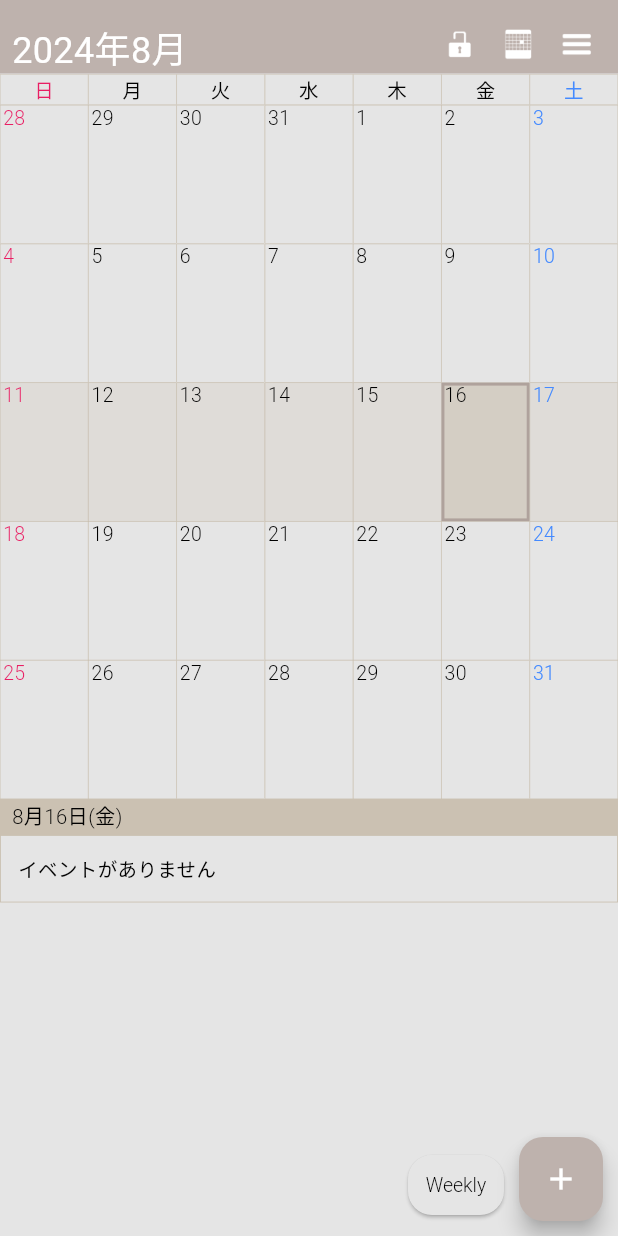
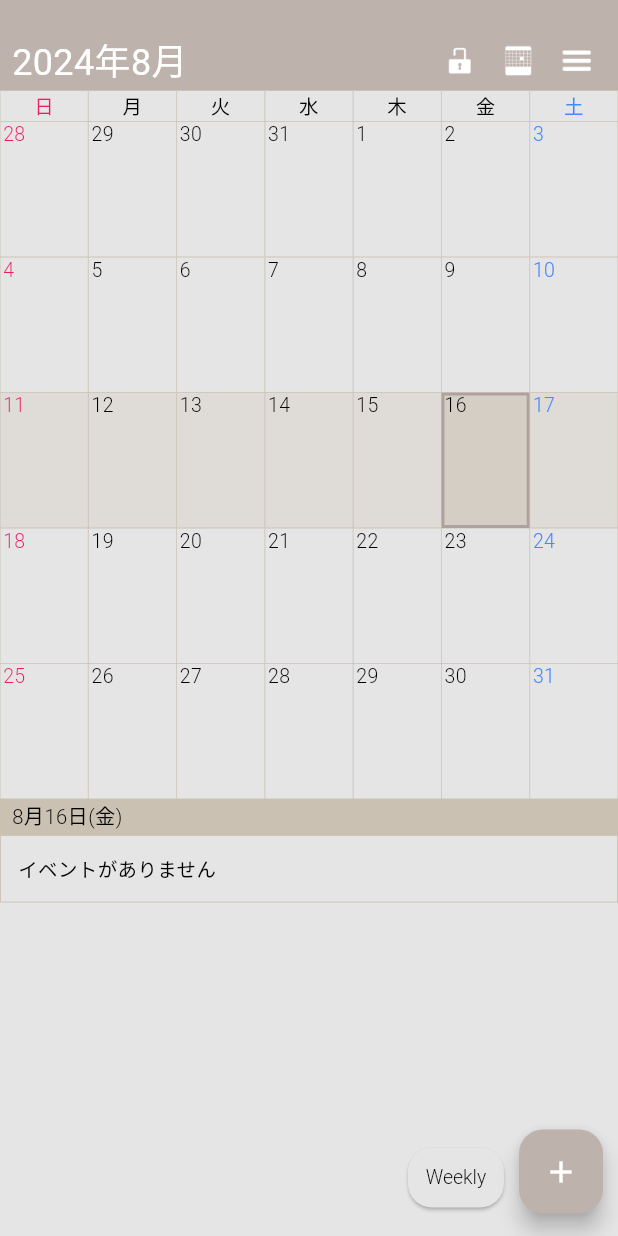
Before and after one commit to wakizaka24/scal, a Flutter app: the screen it shows after launch, on a phone screen of 412 x 824 dp. Run offline on Flutter 3.47's test engine with Material 3 defaults, Android fonts, the phone set to English and light mode, and no system bars; our stand-ins replace flutter_hooks, flutter_native_timezone, hooks_riverpod, package_info_plus, universal_io; missing offline and left inert: device_calendar; statements that could not run were skipped.

```diff
--- a/lib/f001_home_page.dart
+++ b/lib/f001_home_page.dart
@@ -20,6 +20,8 @@ final GlobalKey<ScaffoldState> homePageScaffoldKey
 
 // アプリバーの高さ
 const double appBarHeight = 39;
+
+var uIColorColor = Colors.black.withAlpha(100);
 
 class HomePage extends HookConsumerWidget {
   const HomePage({super.key});
@@ -48,14 +50,14 @@ class HomePage extends HookConsumerWidget {
     // if (Platform.isIOS) {
     unsafeAreaTopHeight += -17;
     // }
-    if (unsafeAreaTopHeight < 10) {
-      unsafeAreaTopHeight = 10;
+    if (unsafeAreaTopHeight < 21) {
+      unsafeAreaTopHeight = 21;
     }
     // アンセーフエリア下の高さ
     // キーボード表示時セーフエリアが小さくなるので最大の値を使用する。
     double bottomHeight = MediaQuery.of(context).padding.bottom;
-    if (bottomHeight < 10) {
-      bottomHeight = 10;
+    if (bottomHeight < 15) {
+      bottomHeight = 15;
     }
     if (bottomHeight > maximumUnsafeAreaBottomHeight.value) {
       maximumUnsafeAreaBottomHeight.value = bottomHeight;
@@ -115,15 +117,14 @@ class HomePage extends HookConsumerWidget {
     }, [appLifecycleState]);
 
     var appTitle = Column(children: [
-      SizedBox(width: deviceWidth, height: unsafeAreaTopHeight
-      ),
+      SizedBox(width: deviceWidth, height: unsafeAreaTopHeight),
       SizedBox(width: deviceWidth, height: appBarHeight,
         child: Consumer(
             builder: ((context, ref, child) {
               final homeState = ref.watch(
                   homePageNotifierProvider);
               return Row(
-                crossAxisAlignment: CrossAxisAlignment.end,
+                // crossAxisAlignment: CrossAxisAlignment.end,
                 children: [
                   Container(width: 8),
                   Text(homeState.appBarTitle,
@@ -310,7 +311,8 @@ class HomePage extends HookConsumerWidget {
         SizedBox(width: deviceWidth, height: unsafeAreaBottomHeight)
       ]),
       if (homeState.uICover)
-        Container(color: Colors.black.withAlpha(100)),
+        Padding(padding: EdgeInsets.fromLTRB(0, unsafeAreaTopHeight,
+            0, 0), child: Container(color: uIColorColor)),
       if (homeState.uICoverWidget != null)
         homeState.uICoverWidget!,
     ]);
```
Also changed, not shown: lib/f017_event_detail_page.dart (+10 -1 lines).
